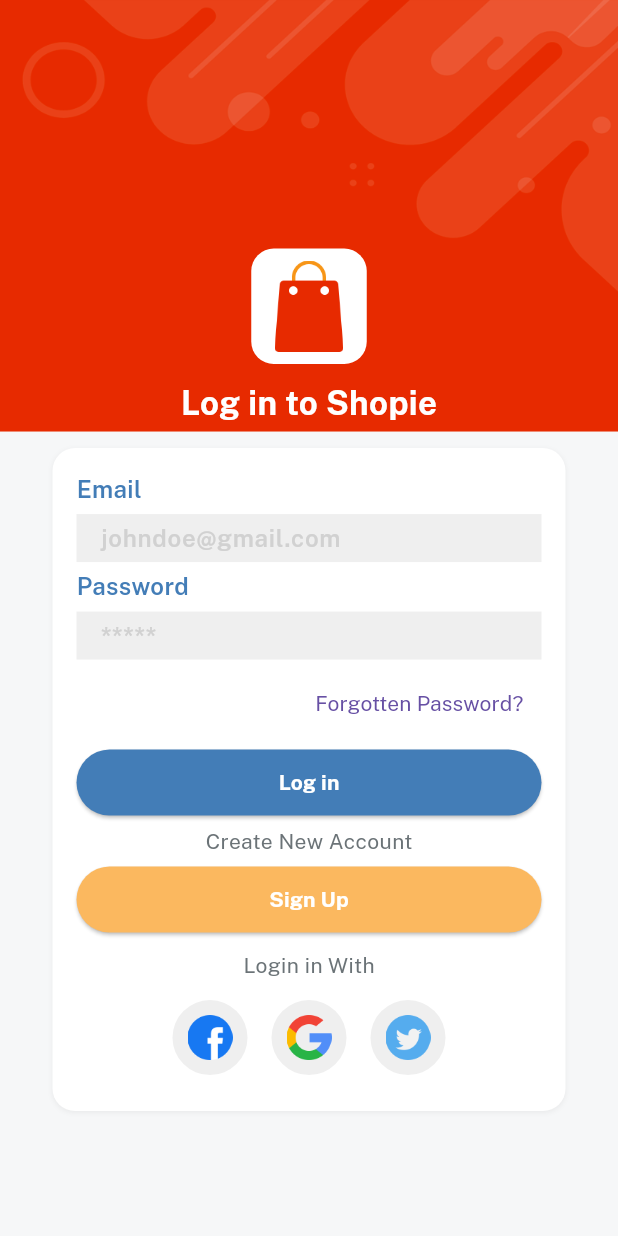
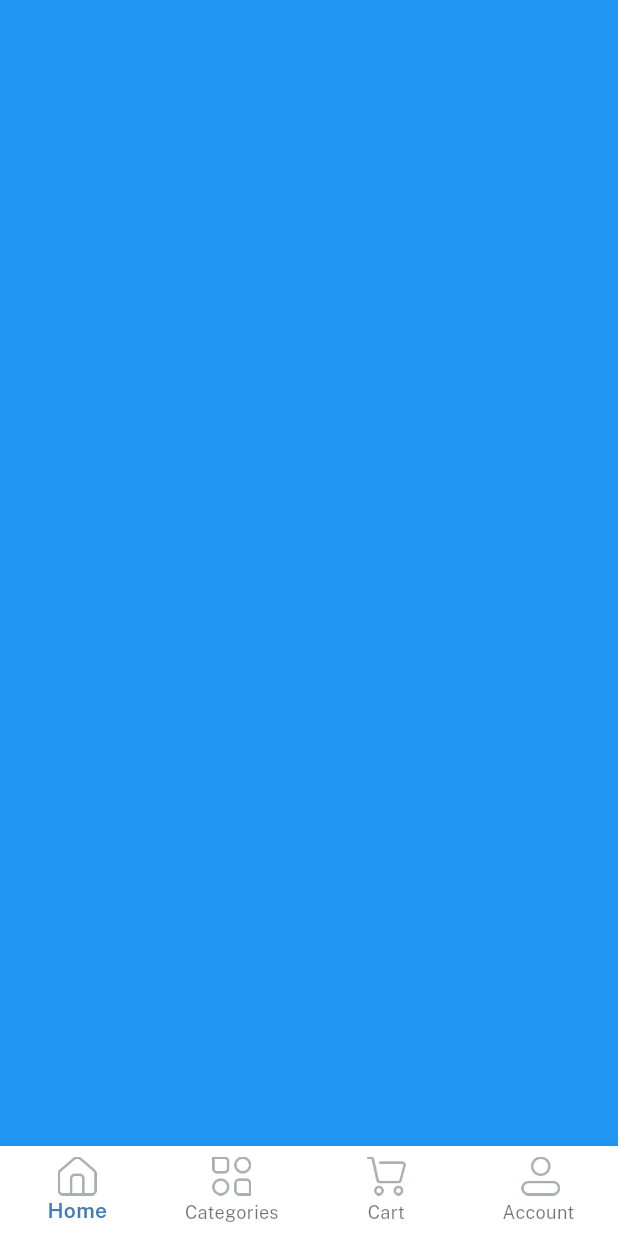
Before and after one commit to IanMabans/ecommerce, a Flutter app: the screen it shows after launch, after a tap on "Log in", on a phone screen of 412 x 824 dp. Run offline on Flutter 3.47's test engine with Material 2 defaults, Android fonts, the phone set to English and light mode, and no system bars; our stand-ins replace get, velocity_x.

Commit message:
Added HomesScreen and Bottom NavigationBar

```diff
--- a/lib/consts/consts.dart
+++ b/lib/consts/consts.dart
@@ -4,4 +4,5 @@ export './images.dart';
 export './strings.dart';
 export './styles.dart';
 export 'package:velocity_x/velocity_x.dart';
+export  'package:get/get.dart';
 export 'package:flutter/material.dart';
--- a/lib/consts/strings.dart
+++ b/lib/consts/strings.dart
@@ -16,3 +16,9 @@ const loginWith = "Login in With";
 const privacyPolicy = "Privacy Policy";
 const termsAndCond = "Terms and Conditions";
 const alreadyHaveAccount = "Already Have Account?";
+
+//HomeStrings
+const home = "Home",
+    categories = "Categories",
+    cart = "Cart",
+    account = "Account ";
--- /dev/null
+++ b/lib/controllers/home_controller.dart
@@ -0,0 +1,5 @@
+import 'package:get/get.dart';
+
+class HomeController extends GetxController{
+  var currentNavIndex = 0.obs;
+}
--- a/lib/views/auth_screen/login_screen.dart
+++ b/lib/views/auth_screen/login_screen.dart
@@ -1,11 +1,11 @@
 import 'package:emart_app/consts/consts.dart';
 import 'package:emart_app/consts/lists.dart';
 import 'package:emart_app/views/auth_screen/signup_screen.dart';
+import 'package:emart_app/views/homescreen/home_screen.dart';
 import 'package:emart_app/widgets/applogo_widget.dart';
 import 'package:emart_app/widgets/bg_widget.dart';
 import 'package:emart_app/widgets/custom_textfield.dart';
 import 'package:emart_app/widgets/ourbutton.dart';
-import 'package:get/get.dart';
 
 class LoginScreen extends StatelessWidget {
   const LoginScreen({super.key});
@@ -42,7 +42,9 @@ class LoginScreen extends StatelessWidget {
                     ourButton(
                             color: blueColor,
                             title: login,
-                            onPress: () {},
+                            onPress: () {
+                              Get.to(() =>const HomeScreen());
+                            },
                             textColor: whiteColor)
                         .box
                         .width(context.screenWidth - 50)
--- /dev/null
+++ b/lib/views/homescreen/home_screen.dart
@@ -0,0 +1,72 @@
+import 'package:emart_app/consts/consts.dart';
+import 'package:emart_app/controllers/home_controller.dart';
+
+class HomeScreen extends StatelessWidget {
+  const HomeScreen({super.key});
+
+  @override
+  Widget build(BuildContext context) {
+    //init home controller
+    var controller = Get.put(HomeController());
+
+    var navBarItem = [
+      BottomNavigationBarItem(
+          icon: Image.asset(
+            icHome,
+            width: 26,
+          ),
+          label: home),
+      BottomNavigationBarItem(
+          icon: Image.asset(
+            icCategories,
+            width: 26,
+          ),
+          label: categories),
+      BottomNavigationBarItem(
+          icon: Image.asset(
+            icCart,
+            width: 26,
+          ),
+          label: cart),
+      BottomNavigationBarItem(
+          icon: Image.asset(
+            icProfile,
+            width: 26,
+          ),
+          label: account),
+    ];
+    var navBody = [
+      Container(color: Colors.blue),
+      Container(color: Colors.amber),
+      Container(color: Colors.purple),
+      Container(color: Colors.cyan),
+    ];
+
+    return Scaffold(
+      body: Column(
+        children: [
+          Obx(
+            () =>  Expanded(
+              child: navBody.elementAt(
+                controller.currentNavIndex.value,
+              ),
+            ),
+          ),
+        ],
+      ),
+      bottomNavigationBar: Obx(
+        () => BottomNavigationBar(
+          currentIndex: controller.currentNavIndex.value,
+          selectedItemColor: blueColor,
+          selectedLabelStyle: const TextStyle(fontFamily: semibold),
+          backgroundColor: Colors.white,
+          type: BottomNavigationBarType.fixed,
+          items: navBarItem,
+          onTap: (value) {
+            controller.currentNavIndex.value = value;
+          },
+        ),
+      ),
+    );
+  }
+}
```
Also changed, not shown: lib/views/auth_screen/signup_screen.dart (+19 -8 lines).
